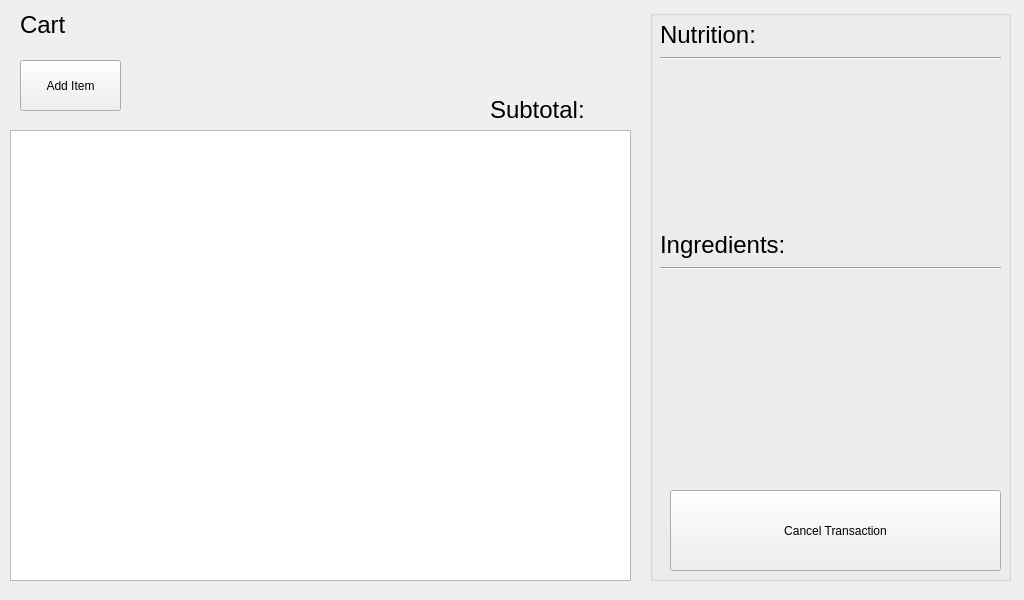
Before: the Qt Designer form ui/cart_screen.ui in ComputerScienceHouse/bits-n-bytes-ui, drawn with Qt 5.
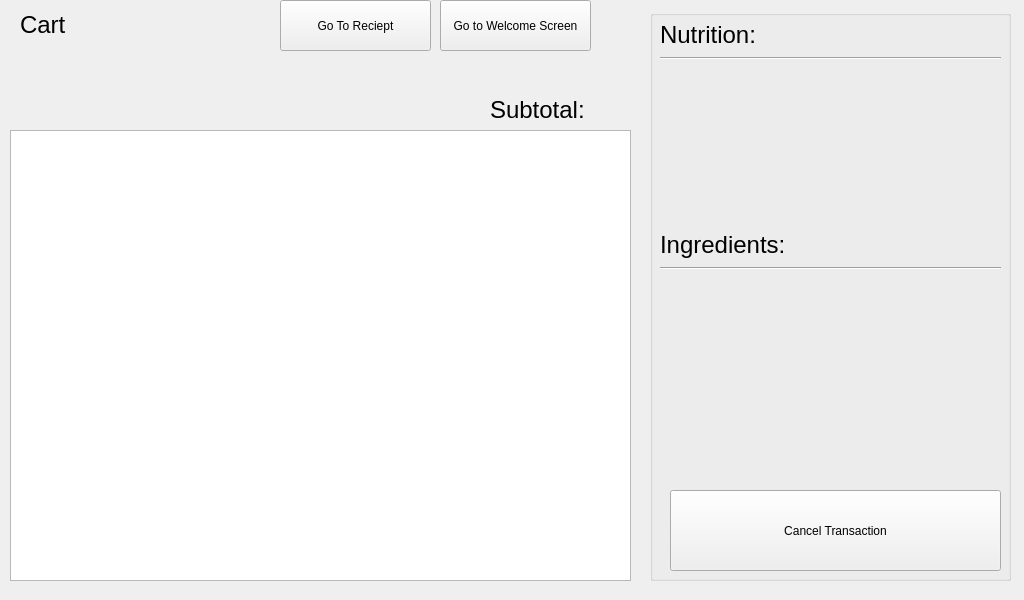
After: the same form once the commit is applied.

Commit message: Remove "add to cart" button

Diff of the .ui file:
```diff
--- a/ui/cart_screen.ui
+++ b/ui/cart_screen.ui
@@ -49,6 +49,25 @@
      <string>heading</string>
     </property>
    </widget>
+   <widget class="QPushButton" name="navButton">
+    <property name="geometry">
+     <rect>
+      <x>440</x>
+      <y>0</y>
+      <width>151</width>
+      <height>51</height>
+     </rect>
+    </property>
+    <property name="styleSheet">
+     <string notr="true"/>
+    </property>
+    <property name="text">
+     <string>Go to Welcome Screen</string>
+    </property>
+    <property name="type" stdset="0">
+     <string>normal</string>
+    </property>
+   </widget>
    <widget class="QGroupBox" name="nutritionBox">
     <property name="geometry">
      <rect>
@@ -163,9 +182,9 @@
    <widget class="QPushButton" name="addButton">
     <property name="geometry">
      <rect>
-      <x>20</x>
-      <y>60</y>
-      <width>101</width>
+      <x>280</x>
+      <y>0</y>
+      <width>151</width>
       <height>51</height>
      </rect>
     </property>
@@ -173,7 +192,7 @@
      <string notr="true"/>
     </property>
     <property name="text">
-     <string>Add Item</string>
+     <string>Go To Reciept</string>
     </property>
     <property name="type" stdset="0">
      <string>normal</string>
```
Left out of the diff: 2 changed lines with no effect on the pictures. The commit also changes 1 other file.
